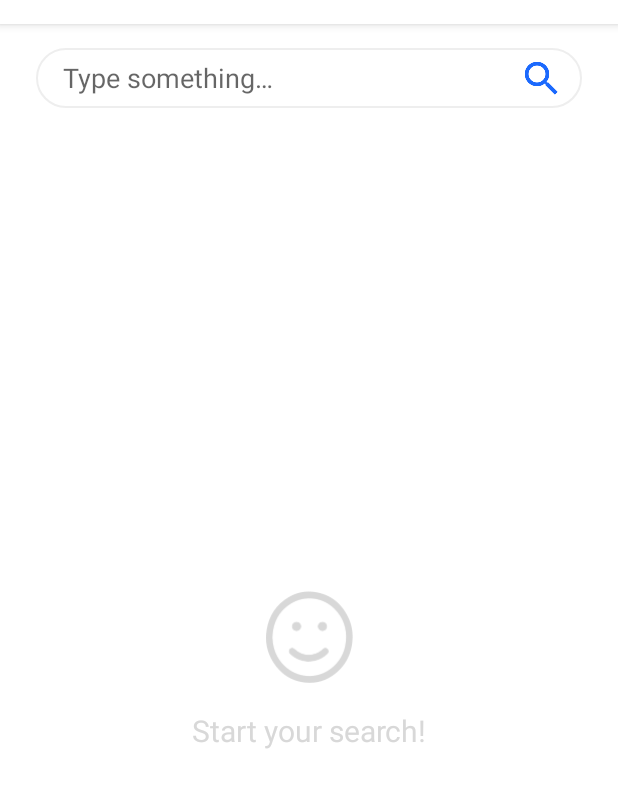
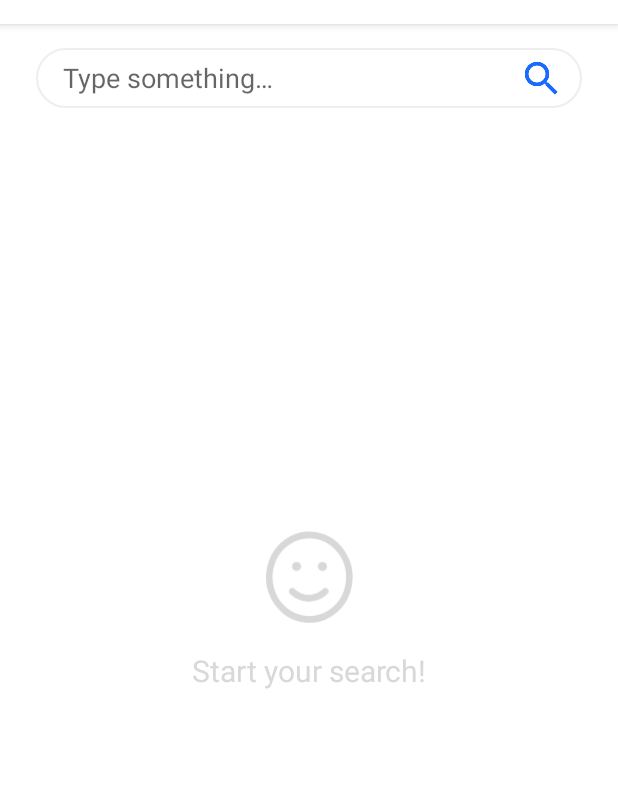
Before and after one commit to kevinguitar/GitHub-Search, an Android app: the screen it shows after launch (SearchActivity), on a phone screen of 412 x 824 dp, the part 69-877 px from its top. Run offline under Robolectric (Android 15) with nearby library versions, the phone set to English and light mode, and no system bars; libraries missing offline, so code that uses them is left out: com.jakewharton.retrofit2; pictures from the network do not load.

Commit message:
fix: rotate screen will lead to crash when starting app
Change the return value for hasData() from Boolean? to Boolean
Adjust
layout

```diff
--- a/app/src/main/java/com/kevingt/githubsearch/feature/search/SearchViewModel.kt
+++ b/app/src/main/java/com/kevingt/githubsearch/feature/search/SearchViewModel.kt
@@ -35,7 +35,7 @@ class SearchViewModel(apiManager: ApiManager? = null) : BaseViewModel(apiManager
     }
 
     // Check ViewModel has data or not
-    fun hasData() = _repositories.value?.isNotEmpty()!!
+    fun hasData() = _repositories.value?.isNotEmpty() ?: false
 
     // Search repositories in IO thread and wait for the result
     fun searchRepositories(keywords: String = keywordsCache, sortBy: String = sortByCache) {
--- a/app/src/main/res/layout/activity_search.xml
+++ b/app/src/main/res/layout/activity_search.xml
@@ -113,12 +113,12 @@
             android:id="@+id/iv_search_description_icon"
             android:layout_width="@dimen/search_content_description_icon_size"
             android:layout_height="@dimen/search_content_description_icon_size"
+            android:layout_marginBottom="18dp"
             android:contentDescription="@string/search_content_description_icon_description"
             android:src="@drawable/icon_smile"
             app:layout_constraintBottom_toTopOf="@id/tv_search_description_message"
             app:layout_constraintEnd_toEndOf="parent"
             app:layout_constraintStart_toStartOf="parent"
-            app:layout_constraintTop_toBottomOf="@id/cl_search_bar"
             app:layout_constraintVertical_chainStyle="packed" />
 
         <TextView
@@ -126,7 +126,7 @@
             android:layout_width="0dp"
             android:layout_height="wrap_content"
             android:layout_marginTop="18dp"
-            android:layout_marginBottom="18dp"
+            android:layout_marginBottom="36dp"
             android:text="@string/search_content_description_welcome"
             android:textAlignment="center"
             android:textColor="@color/wordingGrey"
@@ -134,7 +134,7 @@
             app:layout_constraintBottom_toBottomOf="parent"
             app:layout_constraintEnd_toEndOf="parent"
             app:layout_constraintStart_toStartOf="parent"
-            app:layout_constraintTop_toBottomOf="@id/iv_search_description_icon" />
+            app:layout_constraintTop_toBottomOf="@id/cl_search_bar" />
 
         <androidx.recyclerview.widget.RecyclerView
             android:id="@+id/rv_search_repository"
```
